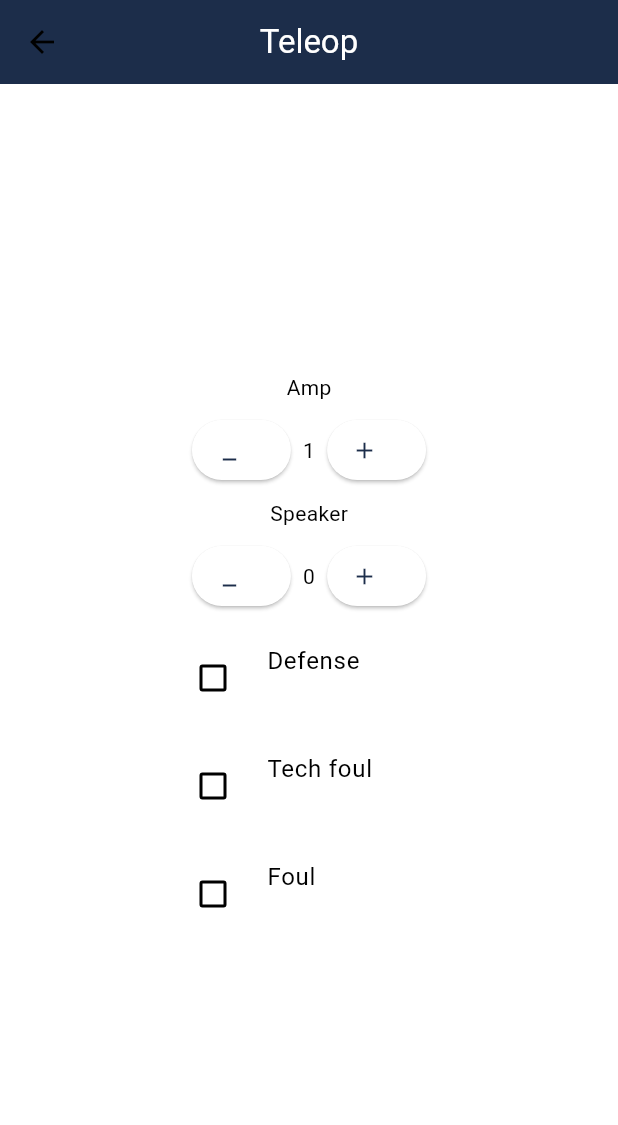
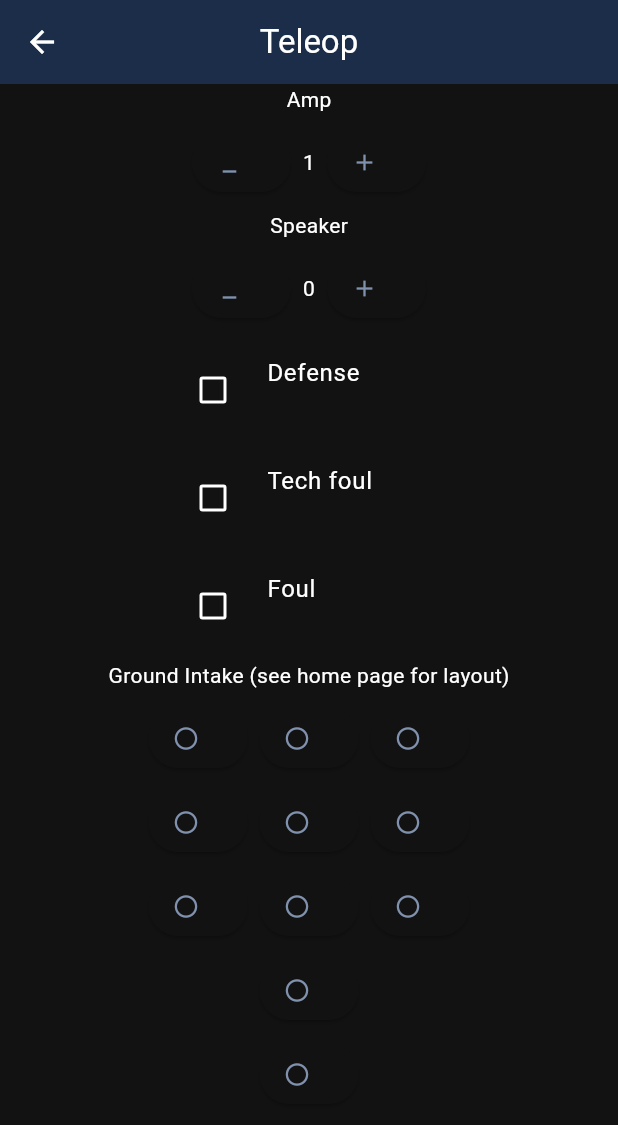
Before and after one commit to Team865/scouting_app_865_2024, a Flutter app: the TeleopPage screen opened directly, after a tap on the "add" icon, on a phone screen of 412 x 824 dp. Shown: the top 1125 px of the screen. Run offline on Flutter 3.47's test engine with Material 3 defaults, Android fonts, the phone set to English and light mode, and no system bars; missing offline and left inert: gsheets; key blocks and very long unbroken strings in the code were emptied for the run.

Commit message:
Fix issues that we didn't know about

```diff
--- a/lib/main.dart
+++ b/lib/main.dart
@@ -18,7 +18,7 @@ class MyApp extends StatelessWidget {
     return MaterialApp(
       theme: lightTheme,
       darkTheme: darkTheme,
-      themeMode: ThemeMode.system,
+      themeMode: ThemeMode.dark,
       home: const ScoutingApp()
     );
   }
--- a/lib/pages/auto.dart
+++ b/lib/pages/auto.dart
@@ -52,7 +52,7 @@ class _AutoPageState extends State<AutoPage> {
           centerTitle: true,
           backgroundColor: lightTheme.colorScheme.primary,
         ),
-        body: Column(
+        body: SingleChildScrollView(child: Column(
           mainAxisAlignment: MainAxisAlignment.center,
           children: <Widget>[
             const Text('Amp'),
@@ -144,6 +144,6 @@ class _AutoPageState extends State<AutoPage> {
                       () => ScoutingAppState.autoGroundIntake11 = newValue)),
             ),
           ],
-        ));
+        )));
   }
 }
--- a/lib/pages/home.dart
+++ b/lib/pages/home.dart
@@ -14,6 +14,12 @@ class HomePage extends StatefulWidget {
 
 class _HomePageState extends State<HomePage> {
   void updateRobotPosition(newValue) {
+    setState(() {
+      ScoutingAppState.robotPosition = newValue!;
+    });
+  }
+
+  void clear() {
     bool isConfirmed = false;
     showDialog(
         context: context,
@@ -35,10 +41,7 @@ class _HomePageState extends State<HomePage> {
                       });
 
                       if (isConfirmed) {
-                        setState(() {
-                          ScoutingAppState.reset(true);
-                          ScoutingAppState.robotPosition = newValue!;
-                        });
+                        ScoutingAppState.reset(true);
                       }
                     },
                     child: const Text('OK'))
@@ -57,9 +60,10 @@ class _HomePageState extends State<HomePage> {
           centerTitle: true,
           backgroundColor: lightTheme.colorScheme.primary,
         ),
-        body: Column(
-            mainAxisAlignment: MainAxisAlignment.center,
-            children: <Widget>[
+        body: SingleChildScrollView(
+            child: Column(
+                mainAxisAlignment: MainAxisAlignment.center,
+                children: <Widget>[
               //does not use the custom text field widget because that widget does not work
               const Text('Scouter Name'),
               SizedBox(
@@ -110,10 +114,11 @@ class _HomePageState extends State<HomePage> {
                     buttonValue: ScoutingAppState.robotPosition,
                     changeState: updateRobotPosition),
               ),
+              ElevatedButton(onPressed: clear, child: const Text("Clear data")),
               Padding(
                 padding: const EdgeInsets.all(12.0),
                 child: Image.asset('images/image.png'),
               )
-            ]));
+            ])));
   }
 }
--- a/lib/pages/teleop.dart
+++ b/lib/pages/teleop.dart
@@ -63,7 +63,7 @@ class _TeleopPageState extends State<TeleopPage> {
             ),
             centerTitle: true,
             backgroundColor: lightTheme.colorScheme.primary),
-        body: Column(
+        body: SingleChildScrollView(child: Column(
             mainAxisAlignment: MainAxisAlignment.center,
             children: <Widget>[
               const Text('Amp'),
@@ -90,7 +90,6 @@ class _TeleopPageState extends State<TeleopPage> {
                             changeState: changeTeleopDefense,
                             checkboxTitle: 'Defense',
                             checkboxSubtitle: '')),
-                    const SizedBox(height: 8)
                   ]),
               Row(
                   mainAxisAlignment: MainAxisAlignment.center,
@@ -102,7 +101,6 @@ class _TeleopPageState extends State<TeleopPage> {
                             changeState: changeTechFoul,
                             checkboxTitle: 'Tech foul',
                             checkboxSubtitle: '')),
-                    const SizedBox(height: 8)
                   ]),
               Row(
                   mainAxisAlignment: MainAxisAlignment.center,
@@ -114,8 +112,79 @@ class _TeleopPageState extends State<TeleopPage> {
                             changeState: changeFoul,
                             checkboxTitle: 'Foul',
                             checkboxSubtitle: '')),
-                    const SizedBox(height: 8)
                   ]),
-            ]));
+              //ground intake grid (everything below this point)
+              const Text('Ground Intake (see home page for layout)'),
+              const SizedBox(height: 8),
+              Row(
+                  mainAxisAlignment: MainAxisAlignment.center,
+                  children: <Widget>[
+                    GroundIntakeButton(
+                        selected: ScoutingAppState.autoGroundIntake1,
+                        onPressed: (newValue) => setState(() =>
+                            ScoutingAppState.autoGroundIntake1 = newValue)),
+                    const SizedBox(width: 8),
+                    GroundIntakeButton(
+                        selected: ScoutingAppState.autoGroundIntake2,
+                        onPressed: (newValue) => setState(() =>
+                            ScoutingAppState.autoGroundIntake2 = newValue)),
+                    const SizedBox(width: 8),
+                    GroundIntakeButton(
+                        selected: ScoutingAppState.autoGroundIntake3,
+                        onPressed: (newValue) => setState(() =>
+                            ScoutingAppState.autoGroundIntake3 = newValue)),
+                  ]),
+              const SizedBox(height: 8),
+              Row(
+                  mainAxisAlignment: MainAxisAlignment.center,
+                  children: <Widget>[
+                    GroundIntakeButton(
+                        selected: ScoutingAppState.autoGroundIntake4,
+                        onPressed: (newValue) => setState(() =>
+                            ScoutingAppState.autoGroundIntake4 = newValue)),
+                    const SizedBox(width: 8),
+                    GroundIntakeButton(
+                        selected: ScoutingAppState.autoGroundIntake5,
+                        onPressed: (newValue) => setState(() =>
+                            ScoutingAppState.autoGroundIntake5 = newValue)),
+                    const SizedBox(width: 8),
+                    GroundIntakeButton(
+                        selected: ScoutingAppState.autoGroundIntake6,
+                        onPressed: (newValue) => setState(() =>
+                            ScoutingAppState.autoGroundIntake6 = newValue)),
+                  ]),
+              const SizedBox(height: 8),
+              Row(
+                  mainAxisAlignment: MainAxisAlignment.center,
+                  children: <Widget>[
+                    GroundIntakeButton(
+                        selected: ScoutingAppState.autoGroundIntake7,
+                        onPressed: (newValue) => setState(() =>
+                            ScoutingAppState.autoGroundIntake7 = newValue)),
+                    const SizedBox(width: 8),
+                    GroundIntakeButton(
+                        selected: ScoutingAppState.autoGroundIntake8,
+                        onPressed: (newValue) => setState(() =>
+                            ScoutingAppState.autoGroundIntake8 = newValue)),
+                    const SizedBox(width: 8),
+                    GroundIntakeButton(
+                        selected: ScoutingAppState.autoGroundIntake9,
+                        onPressed: (newValue) => setState(() =>
+                            ScoutingAppState.autoGroundIntake9 = newValue)),
+                  ]),
+              const SizedBox(height: 8),
+              GroundIntakeButton(
+                  selected: ScoutingAppState.autoGroundIntake10,
+                  onPressed: (newValue) => setState(
+                      () => ScoutingAppState.autoGroundIntake10 = newValue)),
+              const SizedBox(height: 8),
+              Padding(
+                padding: const EdgeInsets.only(bottom: 8.0),
+                child: GroundIntakeButton(
+                    selected: ScoutingAppState.autoGroundIntake11,
+                    onPressed: (newValue) => setState(
+                        () => ScoutingAppState.autoGroundIntake11 = newValue)),
+              ),
+            ])));
   }
 }
--- a/lib/util/themes.dart
+++ b/lib/util/themes.dart
@@ -11,7 +11,7 @@ ThemeData lightTheme = ThemeData(
 ThemeData darkTheme = ThemeData(
     colorScheme: ColorScheme.dark(
   background: const Color.fromARGB(255, 49, 47, 47),
-  primary: const Color.fromARGB(255, 28, 45, 74),
+  primary: const Color.fromARGB(255, 128, 145, 174),
   secondary: const Color.fromARGB(255, 63, 114, 175),
   inversePrimary: Colors.grey.shade900,
 ));
```
